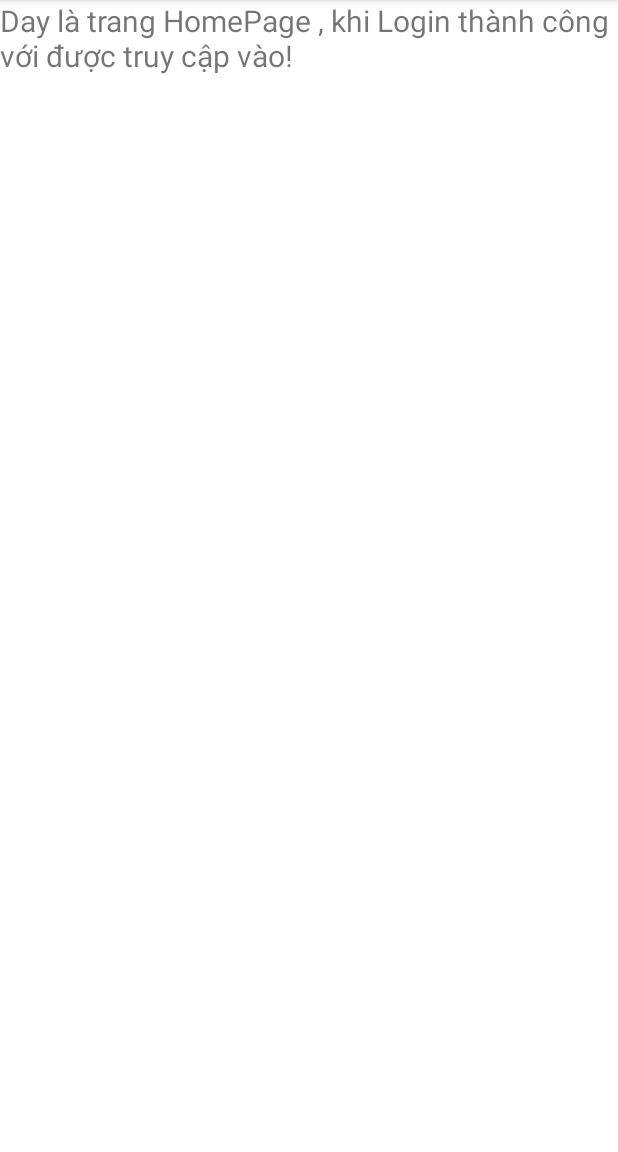
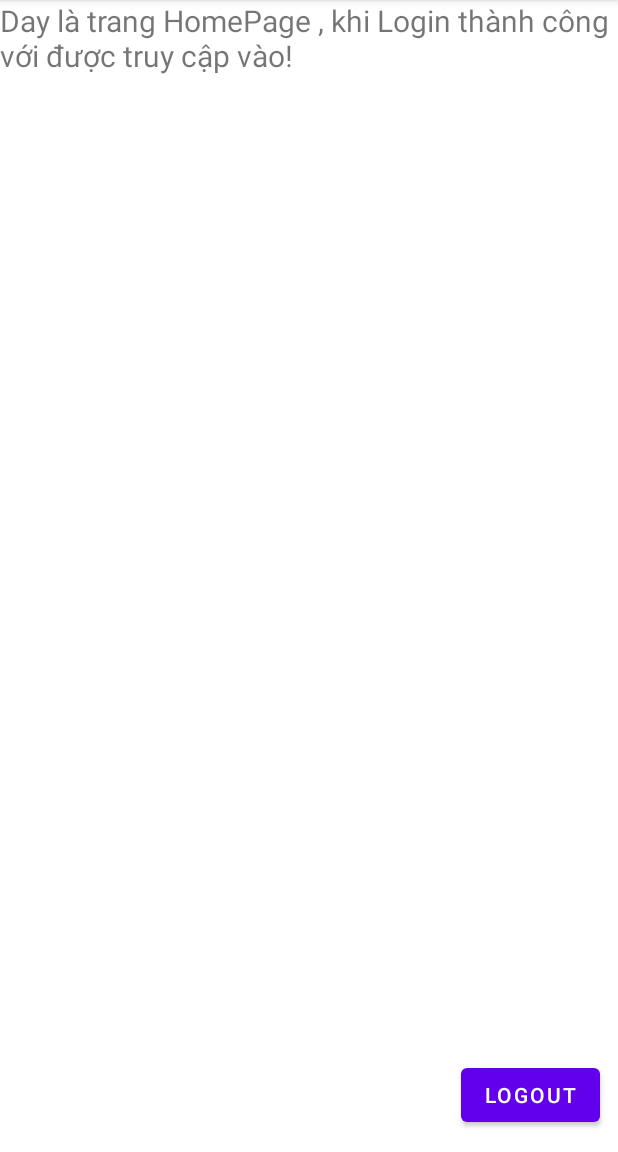
Before and after one commit to TaPDuy/watch-luxury, an Android app: the HomePage screen opened directly, with no data from a screen before it, on a phone screen of 412 x 824 dp, the part 84-1236 px from its top. Run offline under Robolectric (Android 15) with nearby library versions, the phone set to English and light mode, and no system bars.

Commit message:
Add logout button

```diff
--- a/app/src/main/java/nhom9/watchluxury/HomePage.java
+++ b/app/src/main/java/nhom9/watchluxury/HomePage.java
@@ -2,13 +2,31 @@ package nhom9.watchluxury;
 
 import androidx.appcompat.app.AppCompatActivity;
 
+import android.content.SharedPreferences;
 import android.os.Bundle;
+import android.util.Log;
+import android.view.LayoutInflater;
+
+import nhom9.watchluxury.databinding.ActivityHomePageBinding;
 
 public class HomePage extends AppCompatActivity {
+
+    private ActivityHomePageBinding binding;
 
     @Override
     protected void onCreate(Bundle savedInstanceState) {
         super.onCreate(savedInstanceState);
-        setContentView(R.layout.activity_home_page);
+
+        binding = ActivityHomePageBinding.inflate(getLayoutInflater());
+        setContentView(binding.getRoot());
+
+        binding.btnLogout.setOnClickListener(view -> {
+            SharedPreferences.Editor editor = view.getContext().getSharedPreferences("login_info", MODE_PRIVATE).edit();
+            editor.remove("accessToken");
+            editor.remove("refreshToken");
+            editor.remove("userID");
+            editor.apply();
+            finish();
+        });
     }
 }
--- a/app/src/main/res/layout/activity_home_page.xml
+++ b/app/src/main/res/layout/activity_home_page.xml
@@ -19,4 +19,14 @@ với được truy cập vào!"
 
     </LinearLayout>
 
+    <Button
+        android:id="@+id/btnLogout"
+        android:layout_width="wrap_content"
+        android:layout_height="wrap_content"
+        android:layout_alignParentEnd="true"
+        android:layout_alignParentBottom="true"
+        android:layout_marginEnd="12dp"
+        android:layout_marginBottom="14dp"
+        android:text="Logout" />
+
 </RelativeLayout>
```
